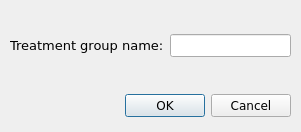
Before: the Qt Designer form src/rc_metastudio/forms/new_group_dlg.ui in AliSalman-et-al/openmeta-analyst-community, drawn with Qt 5.
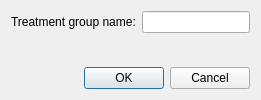
After: the same form once the commit is applied. Icons and pictures are not drawn.

Commit message:
Make Edit Dataset workspace adaptive
Migrate the modal dataset editor and nested add/rename dialogs to managed adaptive layouts. Add screen-safe placement, persisted pane proportions, internal overflow, keyboard coverage, and accepted/rejected workflow regressions.

Closes #297

```diff
--- a/src/rc_metastudio/forms/new_group_dlg.ui
+++ b/src/rc_metastudio/forms/new_group_dlg.ui
@@ -2,99 +2,13 @@
 <ui version="4.0">
  <class>new_group_dialog</class>
  <widget class="QDialog" name="new_group_dialog">
-  <property name="enabled">
-   <bool>true</bool>
-  </property>
-  <property name="geometry">
-   <rect>
-    <x>0</x>
-    <y>0</y>
-    <width>301</width>
-    <height>132</height>
-   </rect>
-  </property>
-  <property name="minimumSize">
-   <size>
-    <width>301</width>
-    <height>132</height>
-   </size>
-  </property>
-  <property name="maximumSize">
-   <size>
-    <width>301</width>
-    <height>132</height>
-   </size>
-  </property>
-  <property name="font">
-   <font>
-    <family>Verdana</family>
-   </font>
-  </property>
-  <property name="windowTitle">
-   <string>Add Treatment Group (Arm)</string>
-  </property>
-  <property name="windowIcon">
-   <iconset>
-    <normaloff>:/misc/meta.png</normaloff>:/misc/meta.png</iconset>
-  </property>
-  <widget class="QDialogButtonBox" name="buttonBox">
-   <property name="geometry">
-    <rect>
-     <x>10</x>
-     <y>90</y>
-     <width>281</width>
-     <height>32</height>
-    </rect>
-   </property>
-   <property name="font">
-    <font>
-     <family>Verdana</family>
-    </font>
-   </property>
-   <property name="orientation">
-    <enum>Qt::Horizontal</enum>
-   </property>
-   <property name="standardButtons">
-    <set>QDialogButtonBox::Cancel|QDialogButtonBox::Ok</set>
-   </property>
-  </widget>
-  <widget class="QWidget" name="layoutWidget">
-   <property name="geometry">
-    <rect>
-     <x>10</x>
-     <y>10</y>
-     <width>281</width>
-     <height>71</height>
-    </rect>
-   </property>
-   <layout class="QGridLayout" name="gridLayout">
-    <item row="0" column="0">
-     <widget class="QLabel" name="label_2">
-      <property name="font">
-       <font>
-        <family>Verdana</family>
-        <pointsize>10</pointsize>
-       </font>
-      </property>
-      <property name="text">
-       <string>Treatment group name:</string>
-      </property>
-     </widget>
-    </item>
-    <item row="0" column="1">
-     <widget class="QLineEdit" name="group_name_le">
-      <property name="font">
-       <font>
-        <family>Verdana</family>
-       </font>
-      </property>
-      <property name="alignment">
-       <set>Qt::AlignCenter</set>
-      </property>
-     </widget>
-    </item>
-   </layout>
-  </widget>
+  <property name="geometry"><rect><x>0</x><y>0</y><width>0</width><height>0</height></rect></property>
+  <property name="windowTitle"><string>Add Treatment Group (Arm)</string></property>
+  <property name="windowIcon"><iconset resource="images/icons.qrc"><normaloff>:/misc/meta.png</normaloff>:/misc/meta.png</iconset></property>
+  <layout class="QVBoxLayout" name="verticalLayout">
+   <item><layout class="QFormLayout" name="formLayout"><property name="fieldGrowthPolicy"><enum>QFormLayout::AllNonFixedFieldsGrow</enum></property><item row="0" column="0"><widget class="QLabel" name="label_2"><property name="text"><string>Treatment group name:</string></property><property name="buddy"><cstring>group_name_le</cstring></property></widget></item><item row="0" column="1"><widget class="QLineEdit" name="group_name_le"><property name="alignment"><set>Qt::AlignCenter</set></property></widget></item></layout></item>
+   <item><widget class="QDialogButtonBox" name="buttonBox"><property name="orientation"><enum>Qt::Horizontal</enum></property><property name="standardButtons"><set>QDialogButtonBox::Cancel|QDialogButtonBox::Ok</set></property></widget></item>
+  </layout>
  </widget>
  <resources>
   <include location="images/icons.qrc"/>
```
Left out of the diff: 40 changed lines with no effect on the pictures. The commit also changes 22 other files.
